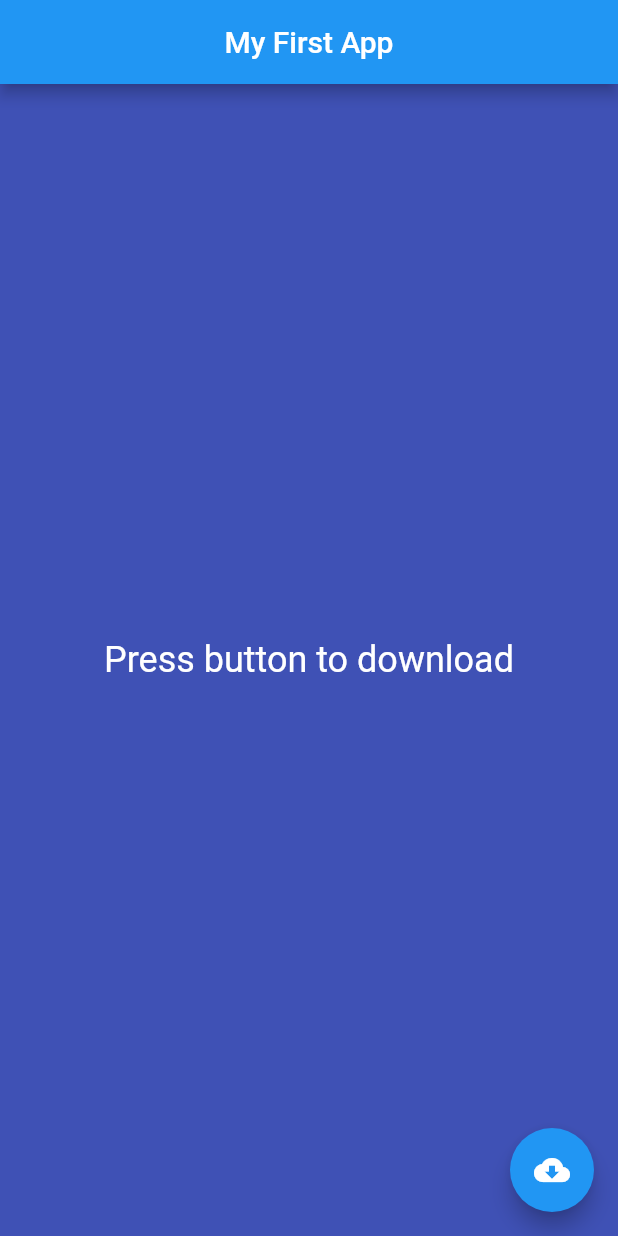
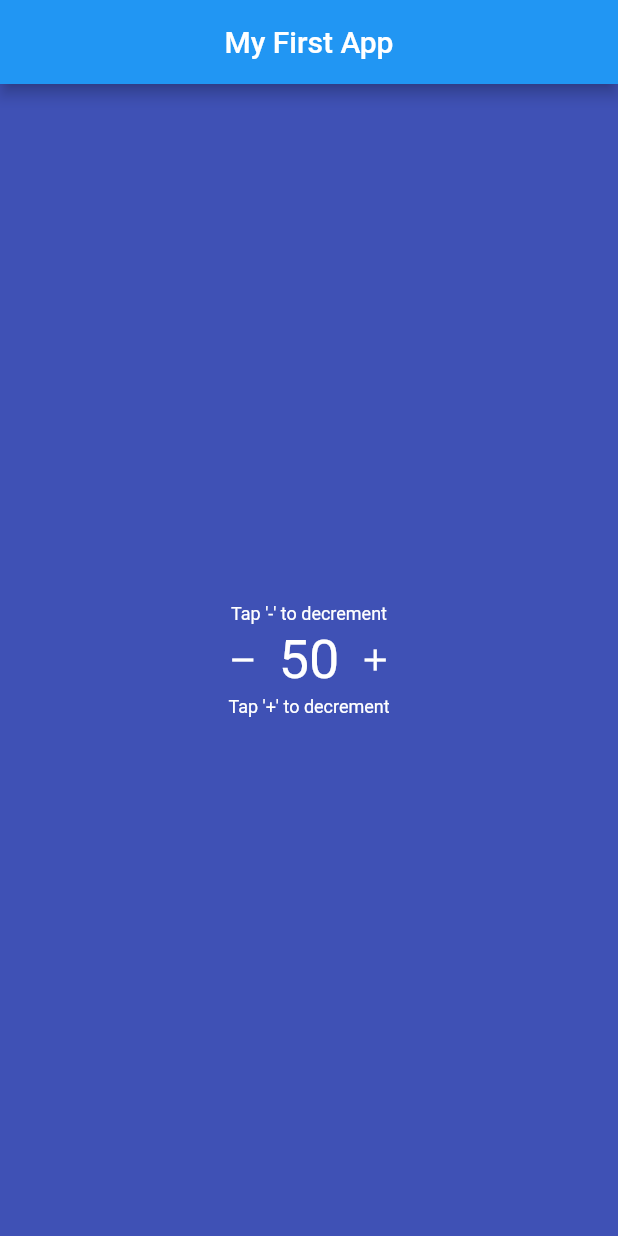
Before and after one commit to dima2308/flutter-app, a Flutter app: the screen it shows after launch, on a phone screen of 412 x 824 dp. Run offline on Flutter 3.47's test engine with Material 2 defaults, Android fonts, the phone set to English and light mode, and no system bars.

Commit message:
Реализовал счётчик с использованием виджетов

```diff
--- a/lib/main.dart
+++ b/lib/main.dart
@@ -1,25 +1,22 @@
-// ignore_for_file: prefer_const_constructors
 import 'dart:async';
 import 'package:flutter/material.dart';
 
-void main() => runApp(MyFirstApp());
+void main() => runApp(MyApp());
 
-class MyFirstApp extends StatefulWidget {
+class MyApp extends StatefulWidget {
   @override
   State<StatefulWidget> createState() {
-    return _MyFirstAppState();
+    return _MyAppState();
   }
 }
 
-class _MyFirstAppState extends State<MyFirstApp> {
-  bool _loading;
-  double _progressValue;
+class _MyAppState extends State<MyApp> {
+  int _counter;
 
   @override
   void initState() {
     super.initState();
-    _loading = false;
-    _progressValue = 0;
+    _counter = 50;
   }
 
   @override
@@ -32,46 +29,56 @@ class _MyFirstAppState extends State<MyFirstApp> {
         ),
         backgroundColor: Colors.indigo,
         body: Center(
-          child: Container(
-            padding: EdgeInsets.all(16),
-            child: _loading
-                ? Column(
+          child: Column(
+            mainAxisAlignment: MainAxisAlignment.center,
+            children: [
+              Text(
+                "Tap '-' to decrement",
+                style: TextStyle(fontSize: 12, color: Colors.white),
+              ),
+              Row(
                 mainAxisAlignment: MainAxisAlignment.center,
                 children: <Widget>[
-                      LinearProgressIndicator(value: _progressValue),
-                      Text("${(_progressValue * 100)}",
-                          style: TextStyle(color: Colors.white, fontSize: 24)),
+                  IconButton(
+                      icon: Icon(
+                        Icons.remove,
+                        color: Colors.white,
+                      ),
+                      splashColor: Colors.black,
+                      onPressed: decr),
+                  Text(
+                    "${(_counter)}",
+                    style: TextStyle(fontSize: 36, color: Colors.white),
+                  ),
+                  IconButton(
+                    icon: Icon(
+                      Icons.add,
+                      color: Colors.white,
+                    ),
+                    onPressed: inc,
+                  ),
                 ],
-                  )
-                : Text("Press button to download",
-                    style: TextStyle(color: Colors.white, fontSize: 24)),
               ),
+              Text(
+                "Tap '+' to decrement",
+                style: TextStyle(fontSize: 12, color: Colors.white),
               ),
-        floatingActionButton: FloatingActionButton(
-          onPressed: () {
-            setState(() {
-              _loading = !_loading;
-              _updateProgress();
-            });
-          },
-          child: Icon(Icons.cloud_download),
+            ],
+          ),
         ),
       ),
     );
   }
 
-  void _updateProgress() {
-    const oneSec = const Duration(seconds: 1);
-    Timer.periodic(oneSec, (Timer t) {
+  void inc() {
     setState(() {
-        _progressValue += 0.25;
-        if (_progressValue.toStringAsFixed(1) == "1.0") {
-          _loading = false;
-          t.cancel();
-          _progressValue = 0.0;
-          return;
+      _counter++;
+    });
   }
-      });
+
+  void decr() {
+    setState(() {
+      _counter--;
     });
   }
 }
```
Also changed, not shown: pubspec.yaml (+7 -14 lines), assets/icons/icon.png (added), assets/images/bg.jpg (added), fonts/IndieFlower-Regular.ttf (added). Lines whose indentation alone changed are shown as unchanged.
